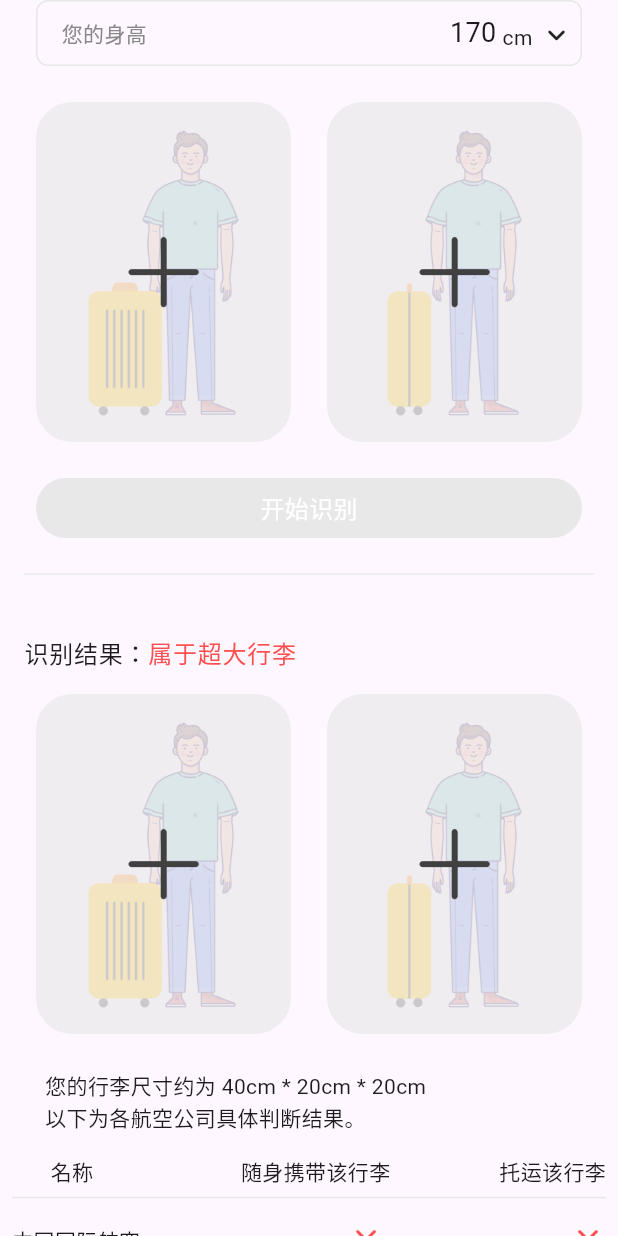
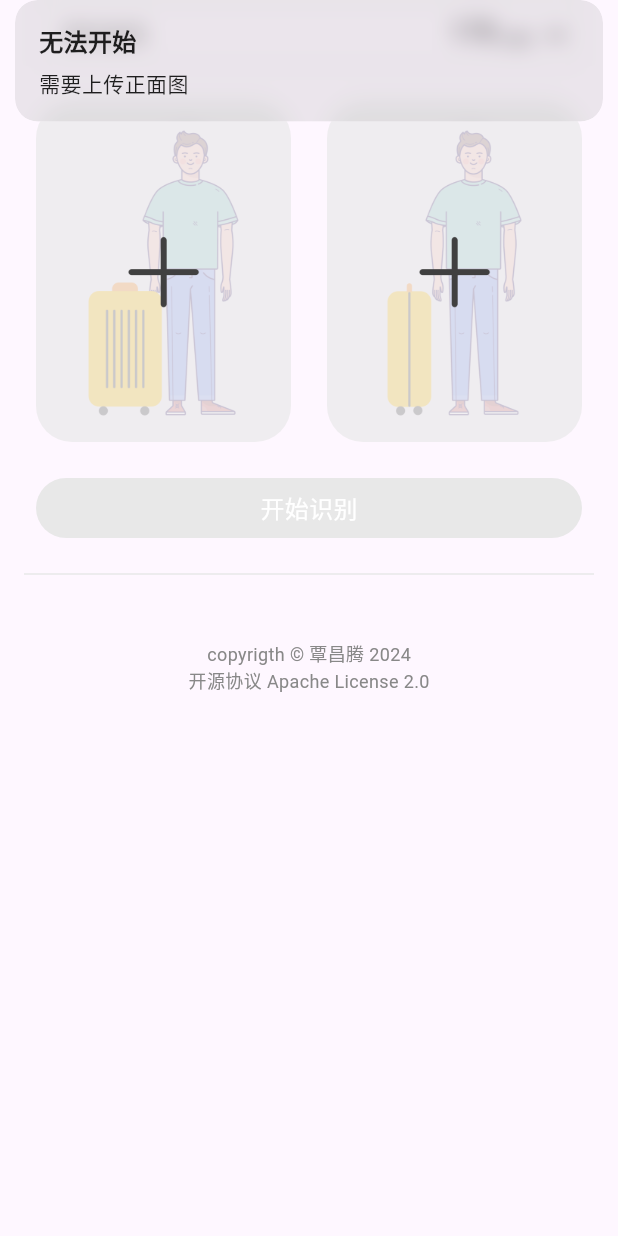
Before and after one commit to lm83680/yolo_luggage_flutter, a Flutter app: the DayusemodelPage widget shown alone on an empty page, opened directly, after a tap on "开始识别", on a phone screen of 412 x 824 dp. Run offline on Flutter 3.47's test engine with Material 3 defaults, Android fonts, the phone set to English and light mode, and no system bars; our stand-ins replace adaptive_theme, flutter_animate, get, image_cropper, image_picker; Roboto replaces fonts that are missing (DeYiHei).

Commit message:
提交目前的版本，准备使用mac开发

```diff
--- a/lib/screen/dayUseModel/controller.dart
+++ b/lib/screen/dayUseModel/controller.dart
@@ -1,9 +1,51 @@
+import 'dart:ui' as ui;
+
+import 'package:flutter/material.dart';
+import 'package:flutter/services.dart';
 import 'package:get/get.dart';
+import 'package:image_cropper/image_cropper.dart';
+import 'package:image_picker/image_picker.dart';
 
 class DayusemodelController extends GetxController {
   DayusemodelController();
 
   int selectedHeight = 170;
+  Map datasets ={
+    "frontView":null,
+    "sideView":null
+  };
+  ResultData? resultData = null;
+
+  //开始识别
+  void start(){
+    if(Get.isSnackbarOpen)return;
+    if(datasets['frontView']==null){
+      Get.snackbar("无法开始","需要上传正面图");
+      return;
+    }
+    if( datasets['sideView']==null){
+      Get.snackbar("无法开始","需要上传侧面图");
+      return;
+    }
+  }
+
+  Future getImage(String key) async {
+    final ImagePicker picker = ImagePicker();
+    final XFile? image = await picker.pickImage(source: ImageSource.camera);
+    if (image == null) {
+      return;
+    }
+    CroppedFile? croppedFile = await ImageCropper().cropImage(
+      aspectRatio: const CropAspectRatio(ratioX: 3, ratioY: 4),
+      sourcePath: image.path,
+      maxWidth: 900,
+      maxHeight: 1200,
+    );
+    if (croppedFile != null) {
+
+    }
+  }
+
   _initData() {
     update(["dayusemodel"]);
   }
@@ -19,8 +61,77 @@ class DayusemodelController extends GetxController {
     _initData();
   }
 
-  // @override
-  // void onClose() {
-  //   super.onClose();
-  // }
+  Future<ui.Image> loadIamge(String path) async {
+    // 加载资源文件
+    final data = await rootBundle.load(path);
+    final bytes = data.buffer.asUint8List();
+    final image = await decodeImageFromList(bytes);
+    return image;
+  }
 }
+
+class ResultData {
+  String labelName;
+  Image resultpic1;
+  Image resultpic2;
+  String long;
+  String width;
+  String height;
+  // 构造函数
+  ResultData({
+    required this.labelName,
+    required this.resultpic1,
+    required this.resultpic2,
+    required this.long,
+    required this.width,
+    required this.height,
+  });
+
+  // toJson 函数，用于将对象转换为 JSON 格式
+  Map<String, dynamic> toJson() {
+    return {
+      'labelName': labelName,
+      'resultpic1': resultpic1,
+      'resultpic12': resultpic2,
+      'long': long,
+      'width': width,
+      'height': height,
+    };
+  }
+}
+
+class ImageWithRectanglePainter extends CustomPainter {
+  final ui.Image image;
+  ImageWithRectanglePainter(this.image);
+
+  @override
+  void paint(Canvas canvas, Size size) {
+    // 绘制图像
+    paintImage(
+        canvas: canvas,
+        rect: Rect.fromPoints(Offset(0, 0), Offset(size.width, size.height)),
+        image: image,
+        fit: BoxFit.fill);
+
+    // 计算矩形框的位置和大小信息
+    double centerX = size.width * 0.58;
+    double centerY = size.height * 0.7;
+    double rectWidth = size.width * 0.1;
+    double rectHeight = size.height * 0.12;
+
+    // 绘制矩形框
+    Paint paint = Paint()
+      ..color = Colors.red
+      ..style = PaintingStyle.stroke
+      ..strokeWidth = 2.0;
+
+    Rect rect = Rect.fromCenter(
+        center: Offset(centerX, centerY), width: rectWidth, height: rectHeight);
+    canvas.drawRect(rect, paint);
+  }
+
+  @override
+  bool shouldRepaint(CustomPainter oldDelegate) {
+    return false;
+  }
+}
--- a/lib/screen/dayUseModel/view.dart
+++ b/lib/screen/dayUseModel/view.dart
@@ -1,9 +1,11 @@
 import 'package:flutter/cupertino.dart';
 import 'package:flutter/material.dart';
+import 'package:flutter/services.dart';
 import 'package:get/get.dart';
 import 'package:yolo_luggage/common/commpent/click.dart';
 import 'package:yolo_luggage/common/commpent/copyrigth.dart';
 import 'package:yolo_luggage/common/style/color.dart';
+import 'dart:ui' as ui;
 
 import 'index.dart';
 
@@ -98,7 +100,7 @@ class DayusemodelPage extends GetView<DayusemodelController> {
             SizedBox(width: 24),
             Expanded(
                 child: ClickAnimated(
-                    onClick: () {},
+                    onClick:  ()=>controller.getImage('frontView'),
                     child: Container(
                       width: double.infinity,
                       clipBehavior: Clip.hardEdge,
@@ -126,7 +128,7 @@ class DayusemodelPage extends GetView<DayusemodelController> {
         ),
         SizedBox(height: 24),
         ClickAnimated(
-            onClick: () {},
+            onClick: controller.start,
             child: Container(
               margin: EdgeInsets.symmetric(horizontal: 24),
               height: 40,
@@ -147,7 +149,7 @@ class DayusemodelPage extends GetView<DayusemodelController> {
             color: gray,
           ),
         ),
-        Column(
+        controller.resultData == null ? SizedBox() : Column(
           children: [
             ListTile(
               title: Row(
@@ -164,25 +166,13 @@ class DayusemodelPage extends GetView<DayusemodelController> {
               children: [
                 SizedBox(width: 24),
                 Expanded(
-                    child: Container(
-                  width: double.infinity,
-                  clipBehavior: Clip.hardEdge,
-                  decoration: BoxDecoration(
-                      borderRadius: BorderRadius.circular(24),
-                      color: Color(0xaae8e8e8)),
-                  child: Image.asset('assets/images/sample1_add.png',
-                      fit: BoxFit.cover),
-                )),
+                  child: RadiusPicBox(Image.asset('assets/images/sample1.png',
+                      fit: BoxFit.cover)),
+                ),
                 SizedBox(width: 24),
                 Expanded(
-                    child: Container(
-                  width: double.infinity,
-                  clipBehavior: Clip.hardEdge,
-                  decoration: BoxDecoration(
-                      borderRadius: BorderRadius.circular(24),
-                      color: Color(0xaae8e8e8)),
-                  child: Image.asset('assets/images/sample2_add.png',
-                      fit: BoxFit.cover),
+                    child: RadiusPicBox(Image.asset('assets/images/sample1.png',
+                      fit: BoxFit.cover)
                 )),
                 SizedBox(width: 24),
               ],
@@ -237,7 +227,6 @@ class DayusemodelPage extends GetView<DayusemodelController> {
     );
   }
 
-
   Widget cannot() {
     return Icon(
       Icons.close_rounded,
@@ -252,6 +241,15 @@ class DayusemodelPage extends GetView<DayusemodelController> {
     );
   }
 
+  Widget RadiusPicBox(Widget child) {
+    return Container(
+        width: double.infinity,
+        clipBehavior: Clip.hardEdge,
+        decoration: BoxDecoration(
+            borderRadius: BorderRadius.circular(24), color: Color(0xaae8e8e8)),
+        child: child);
+  }
+
   @override
   Widget build(BuildContext context) {
     return GetBuilder<DayusemodelController>(
--- a/pubspec.yaml
+++ b/pubspec.yaml
@@ -15,6 +15,8 @@ dependencies:
   shared_preferences: ^2.0.20 # 本地存储
   flutter_animate: ^4.4.0 # flutter 动画
   adaptive_theme: ^3.2.0 # 自动主题
+  image_picker: ^0.8.7+5 #获取本地图片
+  image_cropper: ^4.0.1 #剪裁图像
 dev_dependencies:
   flutter_test:
     sdk: flutter
```
Also changed, not shown: pubspec.lock, 1 other file.
